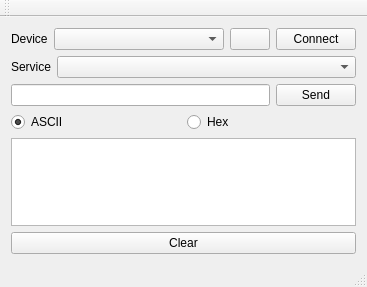
Before: the Qt Designer form mainwindow.ui in Gawhary/Qt-BLE-Tester, drawn with Qt 5.
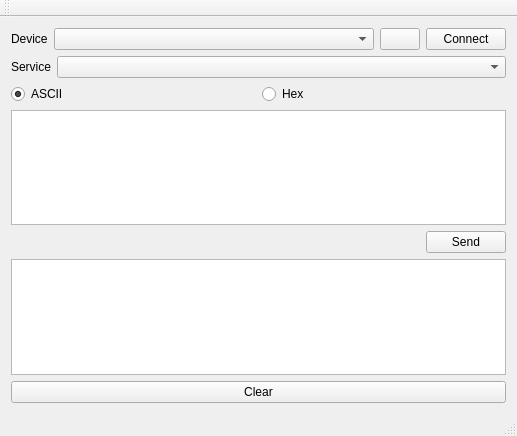
After: the same form once the commit is applied. Icons and pictures are not drawn.

Commit message: large data send [TO BE TESTED]

Patch:
```diff
--- a/mainwindow.ui
+++ b/mainwindow.ui
@@ -6,16 +6,16 @@
    <rect>
     <x>0</x>
     <y>0</y>
-    <width>367</width>
-    <height>287</height>
+    <width>517</width>
+    <height>436</height>
    </rect>
   </property>
   <property name="windowTitle">
    <string>MainWindow</string>
   </property>
   <widget class="QWidget" name="centralWidget">
-   <layout class="QVBoxLayout" name="verticalLayout">
-    <item>
+   <layout class="QGridLayout" name="gridLayout">
+    <item row="0" column="0">
      <layout class="QHBoxLayout" name="horizontalLayout_3" stretch="0,1,0,0">
       <item>
        <widget class="QLabel" name="label">
@@ -53,7 +53,7 @@
       </item>
      </layout>
     </item>
-    <item>
+    <item row="1" column="0">
      <layout class="QHBoxLayout" name="horizontalLayout" stretch="0,1">
       <item>
        <widget class="QLabel" name="label_2">
@@ -67,21 +67,7 @@
       </item>
      </layout>
     </item>
-    <item>
-     <layout class="QHBoxLayout" name="horizontalLayout_2" stretch="1,0">
-      <item>
-       <widget class="QLineEdit" name="lineEdit"/>
-      </item>
-      <item>
-       <widget class="QPushButton" name="sendButton">
-        <property name="text">
-         <string>Send</string>
-        </property>
-       </widget>
-      </item>
-     </layout>
-    </item>
-    <item>
+    <item row="2" column="0">
      <layout class="QHBoxLayout" name="horizontalLayout_4">
       <item>
        <widget class="QRadioButton" name="asciiRadioButton">
@@ -108,14 +94,41 @@
       </item>
      </layout>
     </item>
-    <item>
+    <item row="3" column="0">
+     <widget class="QPlainTextEdit" name="sendTextEdit"/>
+    </item>
+    <item row="4" column="0">
+     <layout class="QHBoxLayout" name="horizontalLayout_2">
+      <item>
+       <spacer name="horizontalSpacer">
+        <property name="orientation">
+         <enum>Qt::Horizontal</enum>
+        </property>
+        <property name="sizeHint" stdset="0">
+         <size>
+          <width>40</width>
+          <height>20</height>
+         </size>
+        </property>
+       </spacer>
+      </item>
+      <item>
+       <widget class="QPushButton" name="sendButton">
+        <property name="text">
+         <string>Send</string>
+        </property>
+       </widget>
+      </item>
+     </layout>
+    </item>
+    <item row="5" column="0">
      <widget class="QTextEdit" name="receivedTextEdit">
       <property name="readOnly">
        <bool>true</bool>
       </property>
      </widget>
     </item>
-    <item>
+    <item row="6" column="0">
      <widget class="QPushButton" name="pushButton">
       <property name="text">
        <string>Clear</string>
```
Left out of the diff: 2 changed lines with no effect on the pictures. The commit also changes 3 other files.
